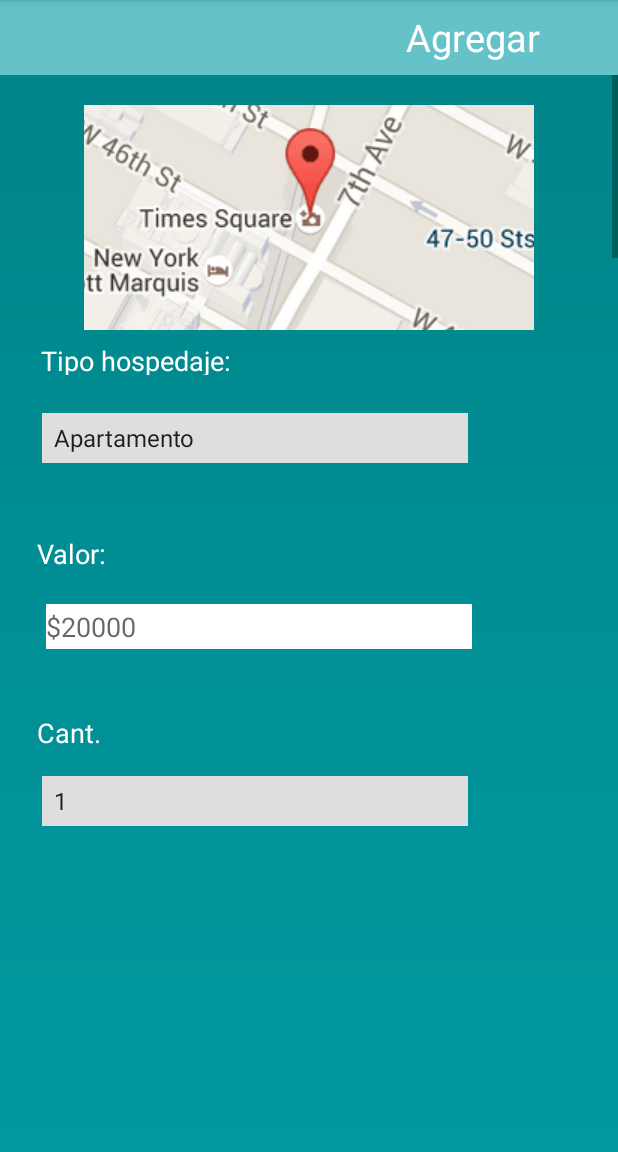
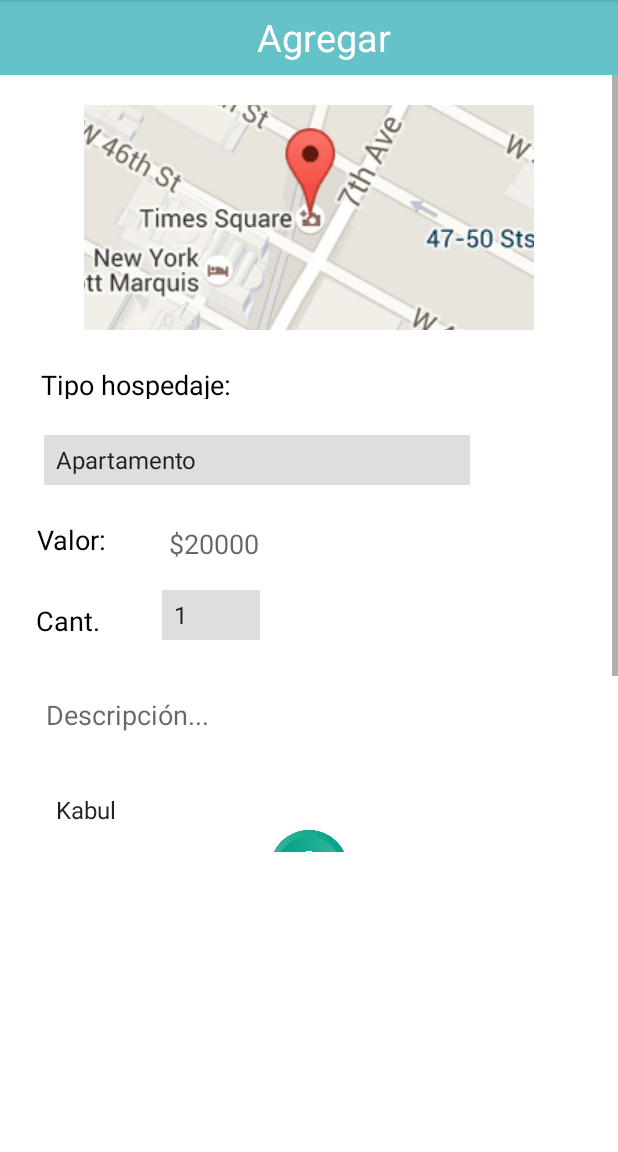
Before and after one commit to IntroCompuMovil18302/EarthBnB, an Android app: the agregarAlojamientoActivity screen opened directly, with no data from a screen before it, on a phone screen of 412 x 824 dp, the part 84-1236 px from its top. Run offline under Robolectric (Android 15) with nearby library versions, the phone set to English and light mode, and no system bars; our stand-ins replace Firebase (no records; nobody signed in at launch, a user with empty details on screens opened directly).

Commit message:
Style_AgregarAlojamiento

```diff
--- a/EarthBandB/app/src/main/java/earthbandb/javeriana/edu/co/earthbandb/RegisterActivity.java
+++ b/EarthBandB/app/src/main/java/earthbandb/javeriana/edu/co/earthbandb/RegisterActivity.java
@@ -64,7 +64,7 @@ public class RegisterActivity extends AppCompatActivity {
         TextVpass=(EditText) findViewById(R.id.verifyEditText);
         TextNombre=(EditText) findViewById(R.id.NombreEditText);
         TextApellido=(EditText) findViewById(R.id.ApellidoeditText);
-        TextUsername=(EditText) findViewById(R.id.usernameEditText);
+        //TextUsername=(EditText) findViewById(R.id.usernameEditText);
         firebaseAuth = FirebaseAuth.getInstance();
         progressDialog = new ProgressDialog(this);
         database = FirebaseDatabase.getInstance();
--- a/EarthBandB/app/src/main/res/layout/activity_agregar_alojamiento.xml
+++ b/EarthBandB/app/src/main/res/layout/activity_agregar_alojamiento.xml
@@ -5,7 +5,7 @@
     android:layout_width="match_parent"
     android:layout_height="match_parent"
     tools:context=".agregarAlojamientoActivity"
-    android:background="@drawable/background_gradient">
+    android:background="#ffffff">
 
     <android.support.constraint.ConstraintLayout
         android:layout_width="match_parent"
@@ -18,18 +18,21 @@
 
         <TextView
             android:id="@+id/textView"
-            android:layout_width="133dp"
+            android:layout_width="97dp"
             android:layout_height="36dp"
+            android:layout_marginStart="8dp"
+            android:layout_marginLeft="8dp"
+            android:layout_marginTop="8dp"
+            android:layout_marginEnd="140dp"
+            android:layout_marginRight="140dp"
             android:layout_marginBottom="8dp"
-            android:layout_marginEnd="8dp"
-            android:layout_marginStart="8dp"
-            android:layout_marginTop="8dp"
             android:text="Agregar alojamiento"
             android:textColor="#ffffff"
             android:textSize="25dp"
             app:layout_constraintBottom_toBottomOf="parent"
             app:layout_constraintEnd_toEndOf="parent"
-            app:layout_constraintHorizontal_bias="0.061"
+            app:layout_constraintHorizontal_bias="0.978"
+            app:layout_constraintStart_toStartOf="parent"
             app:layout_constraintTop_toTopOf="parent" />
     </android.support.constraint.ConstraintLayout>
 
@@ -47,7 +50,7 @@
 
             <android.support.constraint.ConstraintLayout
                 android:layout_width="match_parent"
-                android:layout_height="2200dp"
+                android:layout_height="match_parent"
                 android:layout_alignParentLeft="true"
                 android:layout_alignParentStart="true"
                 android:layout_centerVertical="true"
@@ -71,11 +74,11 @@
                     android:id="@+id/nombreTextView"
                     android:layout_width="153dp"
                     android:layout_height="22dp"
+                    android:layout_marginStart="8dp"
+                    android:layout_marginTop="24dp"
                     android:layout_marginEnd="8dp"
-                    android:layout_marginStart="8dp"
-                    android:layout_marginTop="8dp"
                     android:text="Tipo hospedaje:"
-                    android:textColor="#ffffff"
+                    android:textColor="#000000"
                     android:textSize="18dp"
                     app:layout_constraintEnd_toEndOf="parent"
                     app:layout_constraintHorizontal_bias="0.079"
@@ -86,138 +89,119 @@
                     android:id="@+id/spinner"
                     android:layout_width="284dp"
                     android:layout_height="33dp"
-                    android:layout_marginBottom="8dp"
+                    android:layout_marginStart="8dp"
+                    android:layout_marginTop="24dp"
                     android:layout_marginEnd="8dp"
-                    android:layout_marginStart="8dp"
-                    android:layout_marginTop="8dp"
                     android:background="#DEDEDE"
                     android:entries="@array/tipo_array"
-                    app:layout_constraintBottom_toBottomOf="parent"
                     app:layout_constraintEnd_toEndOf="parent"
-                    app:layout_constraintHorizontal_bias="0.178"
+                    app:layout_constraintHorizontal_bias="0.19"
                     app:layout_constraintStart_toStartOf="parent"
-                    app:layout_constraintTop_toBottomOf="@+id/nombreTextView"
-                    app:layout_constraintVertical_bias="0.009" />
+                    app:layout_constraintTop_toBottomOf="@+id/nombreTextView" />
 
                 <TextView
                     android:id="@+id/apellidoTextView"
                     android:layout_width="69dp"
                     android:layout_height="23dp"
-                    android:layout_marginBottom="8dp"
+                    android:layout_marginStart="8dp"
+                    android:layout_marginTop="24dp"
                     android:layout_marginEnd="8dp"
-                    android:layout_marginStart="8dp"
-                    android:layout_marginTop="8dp"
                     android:text="Valor:"
-                    android:textColor="#ffffff"
+                    android:textColor="#000000"
                     android:textSize="18sp"
-                    app:layout_constraintBottom_toBottomOf="parent"
                     app:layout_constraintEnd_toEndOf="parent"
                     app:layout_constraintHorizontal_bias="0.05"
                     app:layout_constraintStart_toStartOf="parent"
-                    app:layout_constraintTop_toBottomOf="@+id/spinner"
-                    app:layout_constraintVertical_bias="0.021" />
+                    app:layout_constraintTop_toBottomOf="@+id/spinner" />
 
                 <EditText
                     android:id="@+id/ValoreditText"
-                    android:layout_width="284dp"
+                    android:layout_width="229dp"
                     android:layout_height="30dp"
-                    android:layout_marginBottom="8dp"
+                    android:layout_marginStart="8dp"
+                    android:layout_marginLeft="8dp"
+                    android:layout_marginTop="24dp"
                     android:layout_marginEnd="8dp"
-                    android:layout_marginStart="8dp"
-                    android:layout_marginTop="8dp"
                     android:background="#ffffff"
                     android:ems="10"
                     android:hint="$20000"
                     android:inputType="number"
-                    app:layout_constraintBottom_toBottomOf="parent"
                     app:layout_constraintEnd_toEndOf="parent"
-                    app:layout_constraintHorizontal_bias="0.2"
-                    app:layout_constraintStart_toStartOf="parent"
-                    app:layout_constraintTop_toBottomOf="@+id/apellidoTextView"
-                    app:layout_constraintVertical_bias="0.008" />
+                    app:layout_constraintHorizontal_bias="0.15"
+                    app:layout_constraintStart_toEndOf="@+id/apellidoTextView"
+                    app:layout_constraintTop_toBottomOf="@+id/spinner" />
 
                 <TextView
                     android:id="@+id/paisTextView"
                     android:layout_width="69dp"
                     android:layout_height="23dp"
-                    android:layout_marginBottom="8dp"
-                    android:layout_marginEnd="8dp"
-                    android:layout_marginStart="8dp"
-                    android:layout_marginTop="8dp"
+                    android:layout_marginStart="24dp"
+                    android:layout_marginLeft="24dp"
+                    android:layout_marginTop="24dp"
                     android:text="Cant. huesp:"
-                    android:textColor="#ffffff"
+                    android:textColor="#000000"
                     android:textSize="18dp"
-                    app:layout_constraintBottom_toBottomOf="parent"
-                    app:layout_constraintEnd_toEndOf="parent"
-                    app:layout_constraintHorizontal_bias="0.05"
                     app:layout_constraintStart_toStartOf="parent"
-                    app:layout_constraintTop_toBottomOf="@+id/ValoreditText"
-                    app:layout_constraintVertical_bias="0.02" />
+                    app:layout_constraintTop_toBottomOf="@+id/ValoreditText" />
 
                 <Spinner
                     android:id="@+id/cantSpinner"
-                    android:layout_width="284dp"
+                    android:layout_width="65dp"
                     android:layout_height="33dp"
-                    android:layout_marginBottom="8dp"
-                    android:layout_marginEnd="8dp"
                     android:layout_marginStart="8dp"
-                    android:layout_marginTop="8dp"
+                    android:layout_marginLeft="8dp"
+                    android:layout_marginTop="16dp"
+                    android:layout_marginEnd="40dp"
+                    android:layout_marginRight="40dp"
                     android:background="#DEDEDE"
                     android:entries="@array/cant_array"
-                    app:layout_constraintBottom_toBottomOf="parent"
                     app:layout_constraintEnd_toEndOf="parent"
-                    app:layout_constraintHorizontal_bias="0.178"
-                    app:layout_constraintStart_toStartOf="parent"
-                    app:layout_constraintTop_toBottomOf="@+id/paisTextView"
-                    app:layout_constraintVertical_bias="0.006" />
+                    app:layout_constraintHorizontal_bias="0.033"
+                    app:layout_constraintStart_toEndOf="@+id/paisTextView"
+                    app:layout_constraintTop_toBottomOf="@+id/ValoreditText" />
 
                 <EditText
                     android:id="@+id/CiudadtextView"
                     android:layout_width="286dp"
                     android:layout_height="83dp"
-                    android:layout_marginBottom="8dp"
-                    android:layout_marginEnd="8dp"
                     android:layout_marginStart="8dp"
                     android:layout_marginTop="8dp"
+                    android:layout_marginEnd="8dp"
                     android:background="#ffffff"
                     android:ems="10"
                     android:hint="Descripción..."
                     android:inputType=""
-                    app:layout_constraintBottom_toBottomOf="parent"
                     app:layout_constraintEnd_toEndOf="parent"
-                    app:layout_constraintHorizontal_bias="0.164"
+                    app:layout_constraintHorizontal_bias="0.207"
                     app:layout_constraintStart_toStartOf="parent"
-                    app:layout_constraintTop_toBottomOf="@+id/cantSpinner"
-                    app:layout_constraintVertical_bias="0.054" />
+                    app:layout_constraintTop_toBottomOf="@+id/cantSpinner" />
 
                 <Spinner
                     android:id="@+id/Ciudadspinner"
-                    android:layout_width="280dp"
+                    android:layout_width="284dp"
                     android:layout_height="27dp"
-                    android:layout_marginBottom="8dp"
-                    android:layout_marginEnd="8dp"
                     android:layout_marginStart="8dp"
                     android:layout_marginTop="8dp"
+                    android:layout_marginEnd="8dp"
                     android:background="#ffffff"
                     android:entries="@array/ciudades_array"
-                    app:layout_constraintBottom_toBottomOf="parent"
                     app:layout_constraintEnd_toEndOf="parent"
-                    app:layout_constraintHorizontal_bias="0.17"
+                    app:layout_constraintHorizontal_bias="0.19"
                     app:layout_constraintStart_toStartOf="parent"
-                    app:layout_constraintTop_toBottomOf="@+id/CiudadtextView"
-                    app:layout_constraintVertical_bias="0.059" />
+                    app:layout_constraintTop_toBottomOf="@+id/CiudadtextView" />
 
                 <ImageButton
                     android:id="@+id/imagenCargada"
-                    android:layout_width="291dp"
-                    android:layout_height="151dp"
+                    android:layout_width="113dp"
+                    android:layout_height="52dp"
+                    android:background="#ffffff"
                     android:scaleType="fitCenter"
                     app:layout_constraintBottom_toBottomOf="parent"
                     app:layout_constraintEnd_toEndOf="parent"
-                    app:layout_constraintHorizontal_bias="0.268"
+                    app:layout_constraintHorizontal_bias="0.501"
                     app:layout_constraintStart_toStartOf="parent"
                     app:layout_constraintTop_toBottomOf="@+id/Ciudadspinner"
-                    app:layout_constraintVertical_bias="0.205"
+                    app:layout_constraintVertical_bias="0.0"
                     app:srcCompat="@mipmap/ic_add_foreground" />
 
                 <!--<ImageButton
@@ -263,7 +247,8 @@
                     android:id="@+id/et_mostrar_fecha_picker"
                     android:layout_width="wrap_content"
                     android:layout_height="wrap_content"
-                    android:layout_marginTop="32dp"
+                    android:layout_marginLeft="4dp"
+                    android:layout_marginTop="12dp"
                     android:ems="10"
                     android:hint="@string/formato_fecha"
                     android:inputType="date"
@@ -276,10 +261,12 @@
                     android:layout_width="wrap_content"
                     android:layout_height="wrap_content"
                     android:layout_marginLeft="8dp"
+                    android:layout_marginTop="12dp"
                     android:layout_marginRight="8dp"
-                    android:layout_marginTop="32dp"
+                    android:background="#ffffff"
+                    android:scaleType="center"
                     android:src="@mipmap/ic_add"
-                    app:layout_constraintHorizontal_bias="0.505"
+                    app:layout_constraintHorizontal_bias="0.108"
                     app:layout_constraintLeft_toRightOf="@+id/et_mostrar_fecha_picker"
                     app:layout_constraintRight_toRightOf="parent"
                     app:layout_constraintTop_toBottomOf="@+id/imagenCargada"
@@ -289,15 +276,15 @@
                     android:id="@+id/btnAgregarAlojamiento"
                     android:layout_width="165dp"
                     android:layout_height="38dp"
-                    android:layout_marginBottom="8dp"
-                    android:layout_marginEnd="8dp"
                     android:layout_marginStart="8dp"
                     android:layout_marginTop="8dp"
+                    android:layout_marginEnd="8dp"
+                    android:layout_marginBottom="8dp"
                     android:text="Agregar alojamiento"
                     android:visibility="visible"
                     app:layout_constraintBottom_toBottomOf="parent"
                     app:layout_constraintEnd_toEndOf="parent"
-                    app:layout_constraintHorizontal_bias="0.413"
+                    app:layout_constraintHorizontal_bias="0.487"
                     app:layout_constraintStart_toStartOf="parent"
                     app:layout_constraintTop_toBottomOf="@+id/ib_obtener_fecha"
                     app:layout_constraintVertical_bias="0.0" />
```
